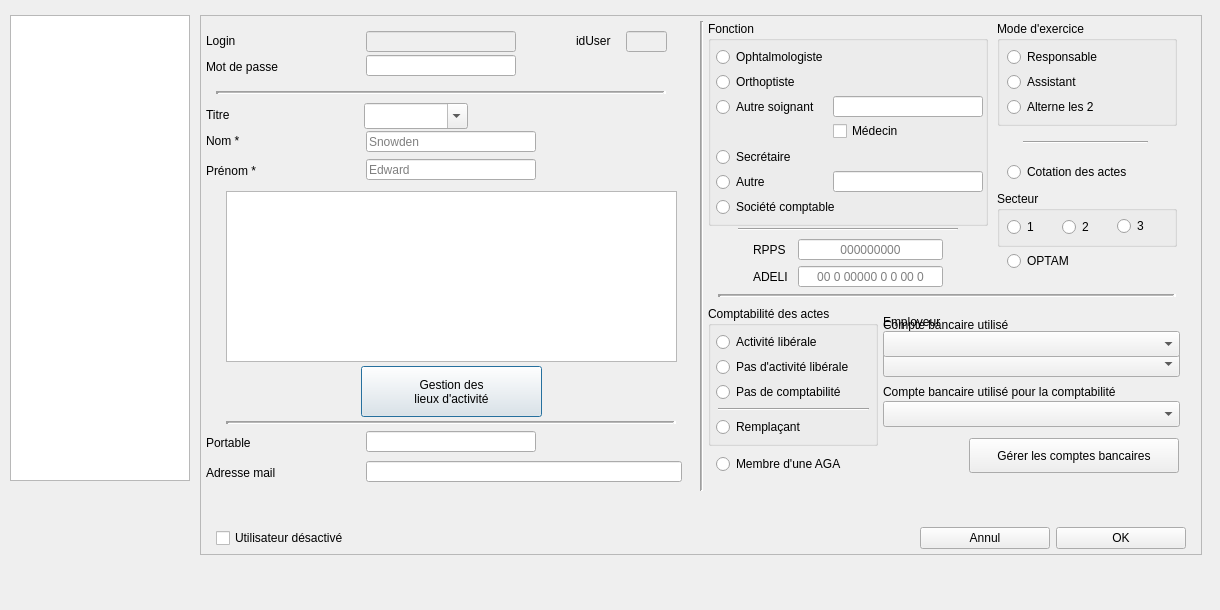
First picture: the form in Dialogs/dlg_gestionusers.ui, repository ukinoki/Rufus, before the edit.
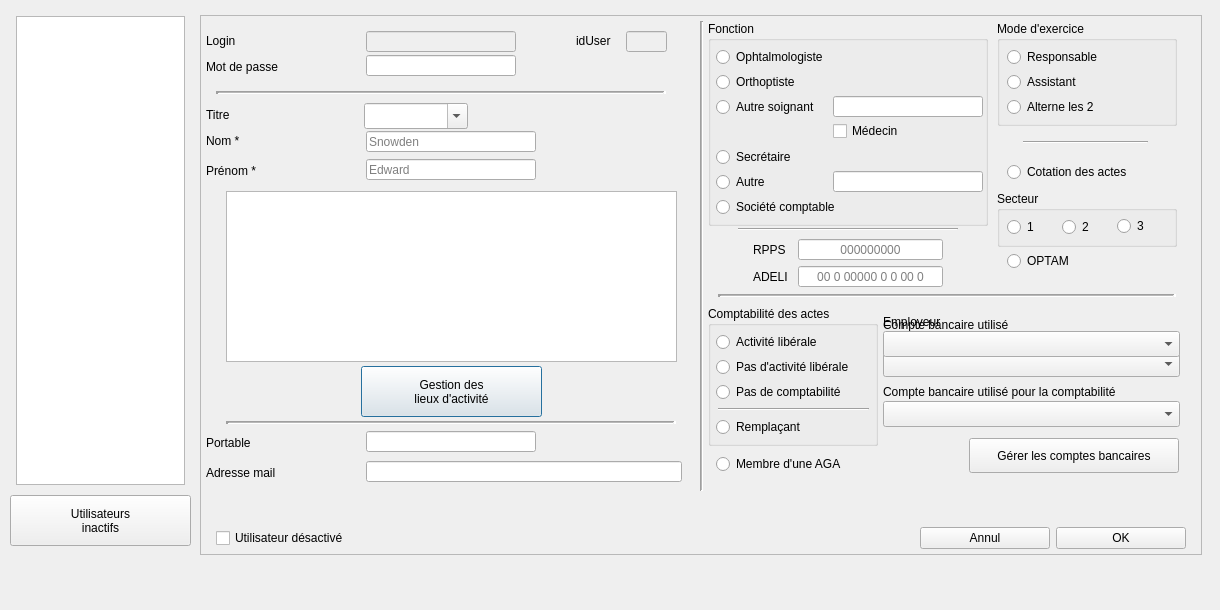
Second picture: the form after the edit. Icons and pictures are not drawn. Custom widgets are drawn as their Qt base class.

```diff
--- a/Dialogs/dlg_gestionusers.ui
+++ b/Dialogs/dlg_gestionusers.ui
@@ -1377,10 +1377,10 @@
   <widget class="QTableWidget" name="ListUserstableWidget">
    <property name="geometry">
     <rect>
-     <x>10</x>
-     <y>15</y>
-     <width>180</width>
-     <height>466</height>
+     <x>16</x>
+     <y>16</y>
+     <width>169</width>
+     <height>469</height>
     </rect>
    </property>
    <property name="minimumSize">
@@ -1405,6 +1405,42 @@
     <enum>QAbstractItemView::SelectRows</enum>
    </property>
   </widget>
+  <widget class="UpPushButton" name="InactifspushButton">
+   <property name="geometry">
+    <rect>
+     <x>10</x>
+     <y>495</y>
+     <width>181</width>
+     <height>51</height>
+    </rect>
+   </property>
+   <property name="minimumSize">
+    <size>
+     <width>0</width>
+     <height>51</height>
+    </size>
+   </property>
+   <property name="maximumSize">
+    <size>
+     <width>16777215</width>
+     <height>51</height>
+    </size>
+   </property>
+   <property name="text">
+    <string>Utilisateurs
+inactifs</string>
+   </property>
+   <property name="icon">
+    <iconset resource="../assets/Images/images.qrc">
+     <normaloff>:/3DcursorOFF.png</normaloff>:/3DcursorOFF.png</iconset>
+   </property>
+   <property name="iconSize">
+    <size>
+     <width>50</width>
+     <height>50</height>
+    </size>
+   </property>
+  </widget>
  </widget>
  <customwidgets>
   <customwidget>
```
